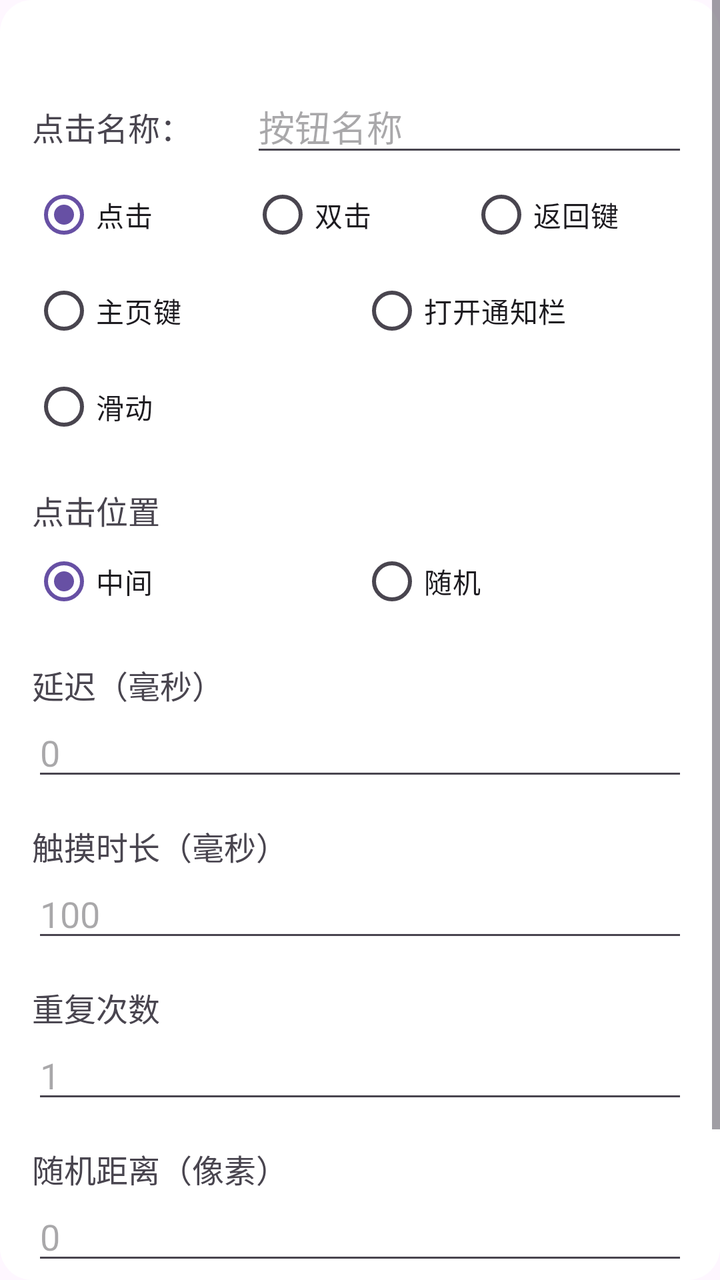
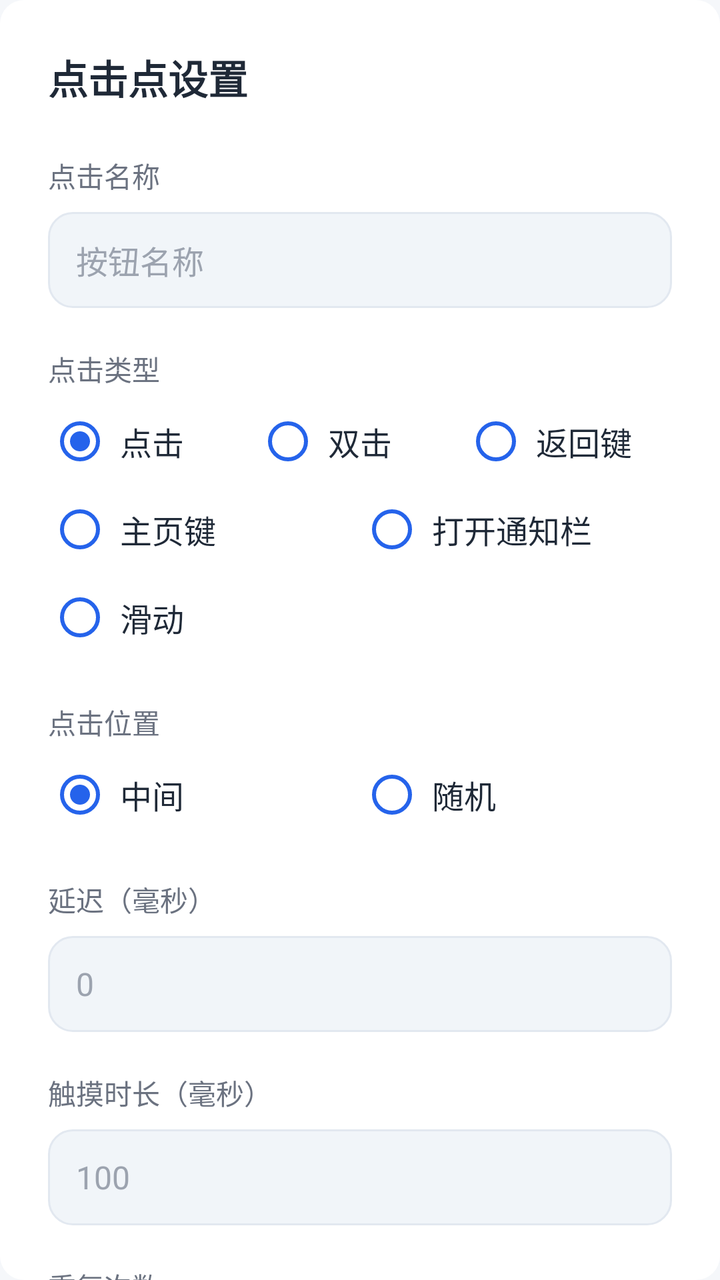

The first picture is an Android layout as it rendered before a commit; the second is the same layout after the commit. The layout source and the unified diff follow.
<!-- AndroidManifest.xml: application theme Theme.AutoClickerApp -->
<!-- res/layout/activity_point_settings.xml -->
<?xml version="1.0" encoding="utf-8"?>
<HorizontalScrollView xmlns:android="http://schemas.android.com/apk/res/android"
    android:id="@+id/settingsRoot"
    android:layout_width="match_parent"
    android:layout_height="match_parent"
    android:background="@drawable/dialog_background"
    android:fillViewport="true">

    <ScrollView
        android:id="@+id/settingsScrollView"
        android:layout_width="match_parent"
        android:layout_height="match_parent"
        android:fillViewport="true">

        <LinearLayout
            android:layout_width="match_parent"
            android:layout_height="wrap_content"
            android:orientation="vertical"
            android:padding="16dp">

            
            <LinearLayout
                android:layout_width="match_parent"
                android:layout_height="wrap_content"
                android:orientation="horizontal"
                android:layout_marginTop="24dp">

                <TextView
                    android:layout_width="0dp"
                    android:layout_height="wrap_content"
                    android:layout_marginTop="0dp"
                    android:layout_weight="1"
                    android:text="点击名称："
                    android:textSize="16sp" />

                <EditText
                    android:id="@+id/etName"
                    android:layout_width="0dp"
                    android:layout_weight="2"
                    android:layout_height="wrap_content"
                    android:hint="按钮名称"
                    android:focusable="false"
                    android:cursorVisible="false"
                    android:inputType="none" />
            </LinearLayout>

            
            <LinearLayout
                android:layout_width="match_parent"
                android:layout_height="wrap_content"
                android:orientation="vertical"
                android:id="@+id/layoutTypeContainer">

                
                <LinearLayout
                    android:layout_width="match_parent"
                    android:layout_height="wrap_content"
                    android:orientation="horizontal">

                    <RadioButton
                        android:id="@+id/rbClick"
                        android:layout_width="0dp"
                        android:layout_weight="1"
                        android:layout_height="wrap_content"
                        android:text="点击"
                        android:checked="true" />
                    <RadioButton
                        android:id="@+id/rbDoubleClick"
                        android:layout_width="0dp"
                        android:layout_weight="1"
                        android:layout_height="wrap_content"
                        android:text="双击" />
                    <RadioButton
                        android:id="@+id/rbBack"
                        android:layout_width="0dp"
                        android:layout_weight="1"
                        android:layout_height="wrap_content"
                        android:text="返回键" />
                </LinearLayout>

                
                <LinearLayout
                    android:layout_width="match_parent"
                    android:layout_height="wrap_content"
                    android:orientation="horizontal">

                    <RadioButton
                        android:id="@+id/rbHome"
                        android:layout_width="0dp"
                        android:layout_weight="1"
                        android:layout_height="wrap_content"
                        android:text="主页键" />
                    <RadioButton
                        android:id="@+id/rbNotification"
                        android:layout_width="0dp"
                        android:layout_weight="1"
                        android:layout_height="wrap_content"
                        android:text="打开通知栏" />






                </LinearLayout>

                
                <LinearLayout
                    android:id="@+id/layoutTypeRow3"
                    android:layout_width="match_parent"
                    android:layout_height="wrap_content"
                    android:orientation="horizontal">

                    <RadioButton
                        android:id="@+id/rbSwipe"
                        android:layout_width="0dp"
                        android:layout_weight="1"
                        android:layout_height="wrap_content"
                        android:text="滑动" />
                </LinearLayout>

            </LinearLayout>

            
            <TextView
                android:layout_width="wrap_content"
                android:layout_height="wrap_content"
                android:text="点击位置"
                android:textSize="16sp"
                android:layout_marginTop="16dp" />

            <RadioGroup
                android:id="@+id/rgPosition"
                android:layout_width="match_parent"
                android:layout_height="wrap_content"
                android:orientation="horizontal">

                <RadioButton
                    android:id="@+id/rbCenter"
                    android:layout_width="0dp"
                    android:layout_weight="1"
                    android:layout_height="wrap_content"
                    android:text="中间"
                    android:checked="true" />
                <RadioButton
                    android:id="@+id/rbRandom"
                    android:layout_width="0dp"
                    android:layout_weight="1"
                    android:layout_height="wrap_content"
                    android:text="随机" />
            </RadioGroup>

            
            <TextView
                android:layout_width="wrap_content"
                android:layout_height="wrap_content"
                android:text="延迟（毫秒）"
                android:textSize="16sp"
                android:layout_marginTop="16dp" />

            <EditText
                android:id="@+id/etDelay"
                android:layout_width="match_parent"
                android:layout_height="wrap_content"
                android:inputType="number"
                android:hint="0" />

            
            <TextView
                android:id="@+id/tvTouchDurationLabel"
                android:layout_width="wrap_content"
                android:layout_height="wrap_content"
                android:text="触摸时长（毫秒）"
                android:textSize="16sp"
                android:layout_marginTop="16dp" />

            <EditText
                android:id="@+id/etTouchDuration"
                android:layout_width="match_parent"
                android:layout_height="wrap_content"
                android:inputType="number"
                android:hint="100" />

            
            <TextView
                android:layout_width="wrap_content"
                android:layout_height="wrap_content"
                android:text="重复次数"
                android:textSize="16sp"
                android:layout_marginTop="16dp" />

            <EditText
                android:id="@+id/etRepeatCount"
                android:layout_width="match_parent"
                android:layout_height="wrap_content"
                android:inputType="number"
                android:hint="1" />

            
            <TextView
                android:layout_width="wrap_content"
                android:layout_height="wrap_content"
                android:text="随机距离（像素）"
                android:textSize="16sp"
                android:layout_marginTop="16dp" />

            <EditText
                android:id="@+id/etRandomDistance"
                android:layout_width="match_parent"
                android:layout_height="wrap_content"
                android:inputType="number"
                android:hint="0" />

            <LinearLayout
                android:layout_width="match_parent"
                android:layout_height="wrap_content"
                android:orientation="horizontal"
                android:layout_marginTop="24dp">

                <Button
                    android:id="@+id/btnCancel"
                    android:layout_width="0dp"
                    android:layout_weight="1"
                    android:layout_height="wrap_content"
                    android:text="取消" />

                <Button
                    android:id="@+id/btnSave"
                    android:layout_width="0dp"
                    android:layout_weight="1"
                    android:layout_height="wrap_content"
                    android:text="保存"
                    android:layout_marginStart="8dp" />
            </LinearLayout>
        </LinearLayout>
    </ScrollView>
</HorizontalScrollView>
<!-- resources referenced by this layout -->
<resources>
  <!-- drawable dialog_background (drawable) -->
  <shape xmlns:android="http://schemas.android.com/apk/res/android">
      <solid android:color="#FFFFFF" />
      <corners android:radius="16dp" />
  </shape>
  <style name="Base.Theme.AutoClickerApp" parent="Theme.Material3.DayNight.NoActionBar">
          
          
      </style>
  <!-- unchanged entries left out for length: 1 -->
</resources>

<!-- the commit's change to res/layout/activity_point_settings.xml (unified diff, before → after) -->
@@ -4,50 +4,60 @@
     android:layout_width="match_parent"
     android:layout_height="match_parent"
     android:background="@drawable/dialog_background"
-    android:fillViewport="true">
+    android:fillViewport="true"
+    android:scrollbars="none">
 
     <ScrollView
         android:id="@+id/settingsScrollView"
         android:layout_width="match_parent"
         android:layout_height="match_parent"
-        android:fillViewport="true">
+        android:fillViewport="true"
+        android:scrollbars="none">
 
         <LinearLayout
             android:layout_width="match_parent"
             android:layout_height="wrap_content"
             android:orientation="vertical"
-            android:padding="16dp">
-
-            
+            android:padding="24dp">
+
+            
+            <TextView
+                style="@style/ModernText.Title"
+                android:layout_width="wrap_content"
+                android:layout_height="wrap_content"
+                android:text="点击点设置" />
+
+            
+            <TextView
+                style="@style/ModernText.Label"
+                android:layout_width="wrap_content"
+                android:layout_height="wrap_content"
+                android:layout_marginTop="24dp"
+                android:text="点击名称" />
+
+            <EditText
+                android:id="@+id/etName"
+                style="@style/ModernEditText"
+                android:layout_width="match_parent"
+                android:layout_height="wrap_content"
+                android:layout_marginTop="8dp"
+                android:hint="按钮名称"
+                android:focusable="false"
+                android:cursorVisible="false"
+                android:inputType="none" />
+
+            
+            <TextView
+                style="@style/ModernText.Label"
+                android:layout_width="wrap_content"
+                android:layout_height="wrap_content"
+                android:layout_marginTop="20dp"
+                android:text="点击类型" />
+
             <LinearLayout
                 android:layout_width="match_parent"
                 android:layout_height="wrap_content"
-                android:orientation="horizontal"
-                android:layout_marginTop="24dp">
-
-                <TextView
-                    android:layout_width="0dp"
-                    android:layout_height="wrap_content"
-                    android:layout_marginTop="0dp"
-                    android:layout_weight="1"
-                    android:text="点击名称："
-                    android:textSize="16sp" />
-
-                <EditText
-                    android:id="@+id/etName"
-                    android:layout_width="0dp"
-                    android:layout_weight="2"
-                    android:layout_height="wrap_content"
-                    android:hint="按钮名称"
-                    android:focusable="false"
-                    android:cursorVisible="false"
-                    android:inputType="none" />
-            </LinearLayout>
-
-            
-            <LinearLayout
-                android:layout_width="match_parent"
-                android:layout_height="wrap_content"
+                android:layout_marginTop="4dp"
                 android:orientation="vertical"
                 android:id="@+id/layoutTypeContainer">
 
@@ -59,6 +69,7 @@
 
                     <RadioButton
                         android:id="@+id/rbClick"
+                        style="@style/ModernRadioButton"
                         android:layout_width="0dp"
                         android:layout_weight="1"
                         android:layout_height="wrap_content"
@@ -66,12 +77,14 @@
                         android:checked="true" />
                     <RadioButton
                         android:id="@+id/rbDoubleClick"
+                        style="@style/ModernRadioButton"
                         android:layout_width="0dp"
                         android:layout_weight="1"
                         android:layout_height="wrap_content"
                         android:text="双击" />
                     <RadioButton
                         android:id="@+id/rbBack"
+                        style="@style/ModernRadioButton"
                         android:layout_width="0dp"
                         android:layout_weight="1"
                         android:layout_height="wrap_content"
@@ -86,22 +99,18 @@
 
                     <RadioButton
                         android:id="@+id/rbHome"
+                        style="@style/ModernRadioButton"
                         android:layout_width="0dp"
                         android:layout_weight="1"
                         android:layout_height="wrap_content"
                         android:text="主页键" />
                     <RadioButton
                         android:id="@+id/rbNotification"
+                        style="@style/ModernRadioButton"
                         android:layout_width="0dp"
                         android:layout_weight="1"
                         android:layout_height="wrap_content"
                         android:text="打开通知栏" />
-
-
-
-
-
-
                 </LinearLayout>
 
                 
@@ -113,6 +122,7 @@
 
                     <RadioButton
                         android:id="@+id/rbSwipe"
+                        style="@style/ModernRadioButton"
                         android:layout_width="0dp"
                         android:layout_weight="1"
                         android:layout_height="wrap_content"
@@ -123,20 +133,22 @@
 
             
             <TextView
-                android:layout_width="wrap_content"
-                android:layout_height="wrap_content"
-                android:text="点击位置"
-                android:textSize="16sp"
-                android:layout_marginTop="16dp" />
+                style="@style/ModernText.Label"
+                android:layout_width="wrap_content"
+                android:layout_height="wrap_content"
+                android:layout_marginTop="20dp"
+                android:text="点击位置" />
 
             <RadioGroup
                 android:id="@+id/rgPosition"
                 android:layout_width="match_parent"
                 android:layout_height="wrap_content"
+                android:layout_marginTop="4dp"
                 android:orientation="horizontal">
 
                 <RadioButton
                     android:id="@+id/rbCenter"
+                    style="@style/ModernRadioButton"
                     android:layout_width="0dp"
                     android:layout_weight="1"
                     android:layout_height="wrap_content"
@@ -144,6 +156,7 @@
                     android:checked="true" />
                 <RadioButton
                     android:id="@+id/rbRandom"
+                    style="@style/ModernRadioButton"
                     android:layout_width="0dp"
                     android:layout_weight="1"
                     android:layout_height="wrap_content"
@@ -152,85 +165,96 @@
 
             
             <TextView
-                android:layout_width="wrap_content"
-                android:layout_height="wrap_content"
-                android:text="延迟（毫秒）"
-                android:textSize="16sp"
-                android:layout_marginTop="16dp" />
+                style="@style/ModernText.Label"
+                android:layout_width="wrap_content"
+                android:layout_height="wrap_content"
+                android:layout_marginTop="20dp"
+                android:text="延迟（毫秒）" />
 
             <EditText
                 android:id="@+id/etDelay"
-                android:layout_width="match_parent"
-                android:layout_height="wrap_content"
+                style="@style/ModernEditText"
+                android:layout_width="match_parent"
+                android:layout_height="wrap_content"
+                android:layout_marginTop="8dp"
                 android:inputType="number"
                 android:hint="0" />
 
             
             <TextView
                 android:id="@+id/tvTouchDurationLabel"
-                android:layout_width="wrap_content"
-                android:layout_height="wrap_content"
-                android:text="触摸时长（毫秒）"
-                android:textSize="16sp"
-                android:layout_marginTop="16dp" />
+                style="@style/ModernText.Label"
+                android:layout_width="wrap_content"
+                android:layout_height="wrap_content"
+                android:layout_marginTop="20dp"
+                android:text="触摸时长（毫秒）" />
 
             <EditText
                 android:id="@+id/etTouchDuration"
-                android:layout_width="match_parent"
-                android:layout_height="wrap_content"
+                style="@style/ModernEditText"
+                android:layout_width="match_parent"
+                android:layout_height="wrap_content"
+                android:layout_marginTop="8dp"
                 android:inputType="number"
                 android:hint="100" />
 
             
             <TextView
-                android:layout_width="wrap_content"
-                android:layout_height="wrap_content"
-                android:text="重复次数"
-                android:textSize="16sp"
-                android:layout_marginTop="16dp" />
+                style="@style/ModernText.Label"
+                android:layout_width="wrap_content"
+                android:layout_height="wrap_content"
+                android:layout_marginTop="20dp"
+                android:text="重复次数" />
 
             <EditText
                 android:id="@+id/etRepeatCount"
-                android:layout_width="match_parent"
-                android:layout_height="wrap_content"
+                style="@style/ModernEditText"
+                android:layout_width="match_parent"
+                android:layout_height="wrap_content"
+                android:layout_marginTop="8dp"
                 android:inputType="number"
                 android:hint="1" />
 
             
             <TextView
-                android:layout_width="wrap_content"
-                android:layout_height="wrap_content"
-                android:text="随机距离（像素）"
-                android:textSize="16sp"
-                android:layout_marginTop="16dp" />
+                style="@style/ModernText.Label"
+                android:layout_width="wrap_content"
+                android:layout_height="wrap_content"
+                android:layout_marginTop="20dp"
+                android:text="随机距离（像素）" />
 
             <EditText
                 android:id="@+id/etRandomDistance"
-                android:layout_width="match_parent"
-                android:layout_height="wrap_content"
+                style="@style/ModernEditText"
+                android:layout_width="match_parent"
+                android:layout_height="wrap_content"
+                android:layout_marginTop="8dp"
                 android:inputType="number"
                 android:hint="0" />
 
+            
             <LinearLayout
                 android:layout_width="match_parent"
                 android:layout_height="wrap_content"
-                android:orientation="horizontal"
-                android:layout_marginTop="24dp">
+                android:layout_marginTop="24dp"
+                android:orientation="horizontal">
 
                 <Button
                     android:id="@+id/btnCancel"
-                    android:layout_width="0dp"
-                    android:layout_weight="1"
-                    android:layout_height="wrap_content"
+                    style="@style/ModernButton.Outline"
+                    android:layout_width="0dp"
+                    android:layout_height="48dp"
+                    android:layout_marginEnd="8dp"
+                    android:layout_weight="1"
                     android:text="取消" />
 
                 <Button
                     android:id="@+id/btnSave"
-                    android:layout_width="0dp"
-                    android:layout_weight="1"
-                    android:layout_height="wrap_content"
-                    android:text="保存"
-                    android:layout_marginStart="8dp" />
+                    style="@style/ModernButton"
+                    android:layout_width="0dp"
+                    android:layout_height="48dp"
+                    android:layout_weight="1"
+                    android:text="保存" />
             </LinearLayout>
         </LinearLayout>
     </ScrollView>
<!-- resource entries referenced after the edit -->
@@ -1,14 +1,122 @@
 <!-- resources referenced by this layout -->
 <resources>
   <!-- drawable dialog_background (drawable) -->
-  <shape xmlns:android="http://schemas.android.com/apk/res/android">
-      <solid android:color="#FFFFFF" />
-      <corners android:radius="16dp" />
+  <?xml version="1.0" encoding="utf-8"?>
+  <shape xmlns:android="http://schemas.android.com/apk/res/android"
+      android:shape="rectangle">
+      <solid android:color="@color/surface" />
+      <corners android:radius="12dp" />
   </shape>
+  <style name="ModernButton" parent="Widget.Material3.Button">
+          <item name="android:insetTop">0dp</item>
+          <item name="android:insetBottom">0dp</item>
+          <item name="android:minHeight">48dp</item>
+          <item name="android:paddingStart">20dp</item>
+          <item name="android:paddingEnd">20dp</item>
+          <item name="android:textSize">16sp</item>
+          <item name="android:textStyle">bold</item>
+          <item name="android:textAllCaps">false</item>
+          <item name="cornerRadius">12dp</item>
+          <item name="backgroundTint">@color/primary</item>
+          <item name="rippleColor">@color/primary_dark</item>
+      </style>
+  <style name="ModernButton.Outline" parent="Widget.Material3.Button.OutlinedButton">
+          <item name="android:insetTop">0dp</item>
+          <item name="android:insetBottom">0dp</item>
+          <item name="android:minHeight">48dp</item>
+          <item name="android:paddingStart">20dp</item>
+          <item name="android:paddingEnd">20dp</item>
+          <item name="android:textSize">16sp</item>
+          <item name="android:textStyle">bold</item>
+          <item name="android:textAllCaps">false</item>
+          <item name="cornerRadius">12dp</item>
+          <item name="backgroundTint">@color/surface</item>
+          <item name="strokeColor">@color/primary</item>
+          <item name="strokeWidth">1dp</item>
+          <item name="android:textColor">@color/primary</item>
+          <item name="rippleColor">@color/primary_container</item>
+      </style>
+  <style name="ModernEditText" parent="Widget.AppCompat.EditText">
+          <item name="android:background">@drawable/bg_edittext</item>
+          <item name="android:minHeight">48dp</item>
+          <item name="android:paddingStart">14dp</item>
+          <item name="android:paddingEnd">14dp</item>
+          <item name="android:paddingTop">12dp</item>
+          <item name="android:paddingBottom">12dp</item>
+          <item name="android:textSize">16sp</item>
+          <item name="android:textColor">@color/text_primary</item>
+          <item name="android:textColorHint">@color/text_hint</item>
+      </style>
+  <style name="ModernRadioButton" parent="Widget.AppCompat.CompoundButton.RadioButton">
+          <item name="android:minHeight">44dp</item>
+          <item name="android:paddingStart">4dp</item>
+          <item name="android:paddingEnd">4dp</item>
+          <item name="android:textSize">16sp</item>
+          <item name="android:textColor">@color/text_primary</item>
+          <item name="buttonTint">@color/primary</item>
+      </style>
+  <style name="ModernText.Label" parent="TextAppearance.AppCompat">
+          <item name="android:textSize">14sp</item>
+          <item name="android:textColor">@color/text_secondary</item>
+      </style>
+  <style name="ModernText.Title" parent="TextAppearance.AppCompat">
+          <item name="android:textSize">20sp</item>
+          <item name="android:textStyle">bold</item>
+          <item name="android:textColor">@color/text_primary</item>
+      </style>
+  <color name="surface">#FFFFFFFF</color>
+  <color name="primary">#FF2563EB</color>
+  <color name="primary_dark">#FF1D4ED8</color>
+  <color name="primary_container">#FFDBEAFE</color>
+  <!-- drawable bg_edittext (drawable) -->
+  <?xml version="1.0" encoding="utf-8"?>
+  <selector xmlns:android="http://schemas.android.com/apk/res/android">
+      <item android:state_focused="true">
+          <shape android:shape="rectangle">
+              <solid android:color="@color/surface" />
+              <corners android:radius="12dp" />
+              <stroke android:width="1.5dp" android:color="@color/primary" />
+          </shape>
+      </item>
+      <item>
+          <shape android:shape="rectangle">
+              <solid android:color="@color/input_bg" />
+              <corners android:radius="12dp" />
+              <stroke android:width="1dp" android:color="@color/stroke" />
+          </shape>
+      </item>
+  </selector>
+  <color name="text_primary">#FF1F2937</color>
+  <color name="text_hint">#FF9CA3AF</color>
+  <color name="text_secondary">#FF6B7280</color>
   <style name="Base.Theme.AutoClickerApp" parent="Theme.Material3.DayNight.NoActionBar">
           
+          <item name="colorPrimary">@color/primary</item>
+          <item name="colorOnPrimary">@color/on_primary</item>
+          <item name="colorPrimaryContainer">@color/primary_container</item>
+          <item name="colorOnPrimaryContainer">@color/primary_dark</item>
+          <item name="colorSecondary">@color/primary</item>
+          <item name="colorOnSecondary">@color/on_primary</item>
+  
           
+          <item name="android:colorBackground">@color/background</item>
+          <item name="colorSurface">@color/surface</item>
+          <item name="colorOnSurface">@color/text_primary</item>
+          <item name="colorOnSurfaceVariant">@color/text_secondary</item>
+          <item name="colorOutline">@color/stroke</item>
+  
+          
+          <item name="android:statusBarColor">@color/status_bar_top</item>
+          <item name="android:windowLightStatusBar" tools:targetApi="m">false</item>
+  
+          
+          <item name="materialButtonStyle">@style/ModernButton</item>
       </style>
+  <color name="input_bg">#FFF1F5F9</color>
+  <color name="stroke">#FFE2E8F0</color>
+  <color name="on_primary">#FFFFFFFF</color>
+  <color name="background">#FFF5F7FA</color>
+  <color name="status_bar_top">#FF1E3A8A</color>
   <!-- unchanged entries left out for length: 1 -->
 </resources>
 
